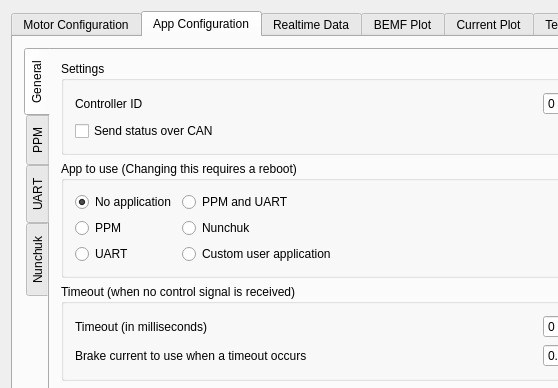
Qt form mainwindow.ui (vedderb/bldc-tool) before a commit; both pictures show x 0 to 558 and y 0 to 388 of the 1282 by 725 pixel window.
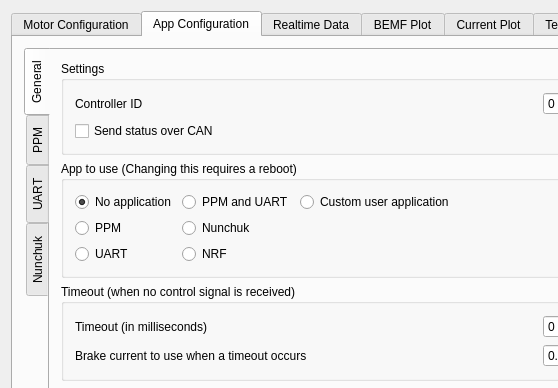
The same form after that commit. The open tabs and pages were chosen to show the change. Custom widgets are drawn as their Qt base class.

Commit message: NRF support

The edit to the form file:
```diff
--- a/mainwindow.ui
+++ b/mainwindow.ui
@@ -1240,6 +1240,13 @@
                     </widget>
                    </item>
                    <item row="2" column="1">
+                    <widget class="QRadioButton" name="appconfUseNrfButton">
+                     <property name="text">
+                      <string>NRF</string>
+                     </property>
+                    </widget>
+                   </item>
+                   <item row="0" column="2">
                     <widget class="QRadioButton" name="appconfUseCustomButton">
                      <property name="text">
                       <string>Custom user application</string>
```
The commit also changes 2 other files.
